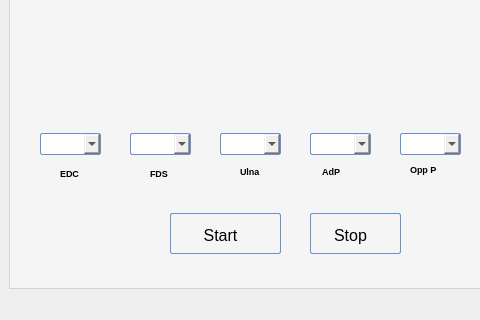
This is POML060_v1/stageprogram.ui in viniltc/POML060 as Qt 5 draws it before an edit; both pictures show x 0 to 480 and y 233 to 553 of the 701 by 553 pixel window. The edited form follows.
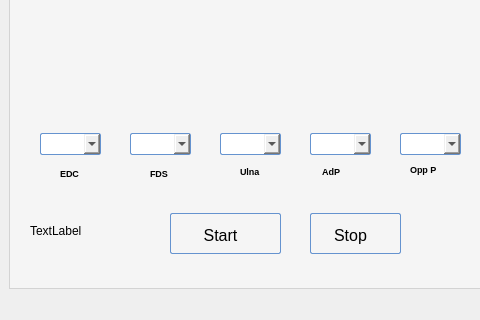
This is the edited form. Icons and pictures are not drawn. Custom widgets are drawn as their Qt base class.

The edit to the form file:
```diff
--- a/POML060_v1/stageprogram.ui
+++ b/POML060_v1/stageprogram.ui
@@ -1316,6 +1316,19 @@
          <string>Stimulation Timer</string>
         </property>
        </widget>
+       <widget class="QLabel" name="label">
+        <property name="geometry">
+         <rect>
+          <x>20</x>
+          <y>400</y>
+          <width>121</width>
+          <height>16</height>
+         </rect>
+        </property>
+        <property name="text">
+         <string>TextLabel</string>
+        </property>
+       </widget>
        <zorder>groupBox_4</zorder>
        <zorder>groupBox_3</zorder>
        <zorder>pushButton_stimStart</zorder>
```
Left out of the diff: 3 changed lines with no effect on the pictures.
